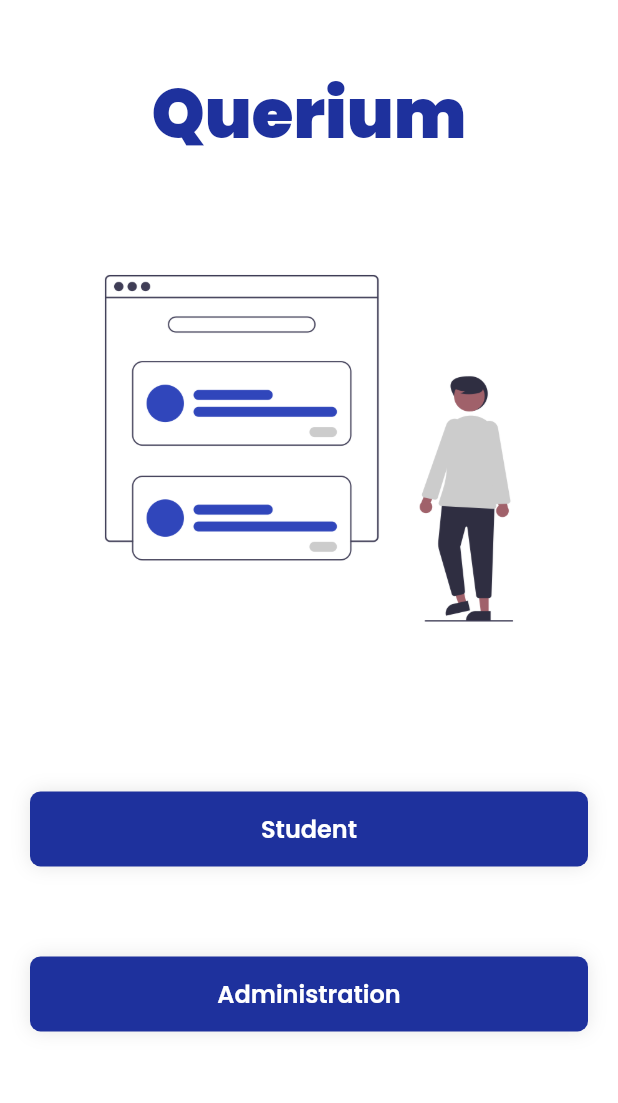
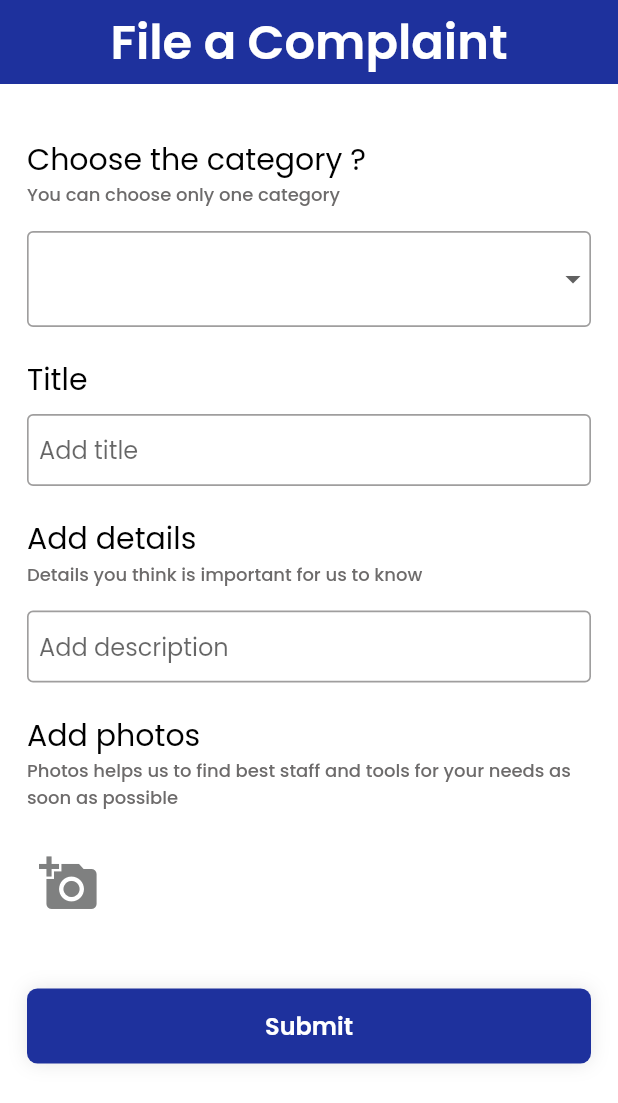
Before and after one commit to Vinayak9307/Querium, a Flutter app: the screen it shows after launch, on a phone screen of 412 x 824 dp. Shown: the top 1103 px of the screen. Run offline on Flutter 3.47's test engine with Material 2 defaults, Android fonts, the phone set to English and light mode, and no system bars; our stand-ins replace cloud_firestore, curved_navigation_bar, dotted_border, firebase_auth, firebase_core, firebase_storage and 4 more; accounts and stored records are empty.

Commit message:
added file complaint page

```diff
--- a/lib/main.dart
+++ b/lib/main.dart
@@ -18,7 +18,15 @@ class App extends StatelessWidget {
 
   @override
   Widget build(BuildContext context) {
-    return MaterialApp(
+    return GestureDetector(
+      onTap: () {
+        FocusScopeNode currentFocus = FocusScope.of(context);
+
+        if (!currentFocus.hasPrimaryFocus) {
+          currentFocus.unfocus();
+        }
+      },
+      child: MaterialApp(
         title: 'Querium',
         routes: {
           '/onBoard': (context) => const OnBoarding(),
@@ -32,6 +40,7 @@ class App extends StatelessWidget {
         ),
         debugShowCheckedModeBanner: false,
         home: const splashView(),
+      ),
     );
   }
 }
--- /dev/null
+++ b/lib/utils/drop_down_items.dart
@@ -0,0 +1,40 @@
+import 'package:flutter/material.dart';
+
+// List<String> categories = [
+//   "Administration",
+//   "Gymkhana",
+//   "General",
+//   "Campus",
+//   "Proctor",
+//   "Tilak Hostel",
+//   "Patel Hostel",
+//   "Malviya Hostel",
+//   "Tandon Hostel",
+//   "P.G. Hostel",
+//   "S.V.B.H",
+//   "Raman Hostel",
+//   "Tagore Hostel",
+//   "D.J. Hostel",
+//   "I.H-B Hostel",
+//   "I.H-A Hostel",
+//   "K.N.G.H",
+// ];
+List<DropdownMenuItem<String>>? categories = const [
+  DropdownMenuItem(value: "Administration", child: Text("Administration"),),
+  DropdownMenuItem(value: "Gymkhana", child: Text("Gymkhana")),
+  DropdownMenuItem(value: "General", child: Text("General")),
+  DropdownMenuItem(value: "Campus", child: Text("Campus")),
+  DropdownMenuItem(value: "Proctor", child: Text("Proctor")),
+  DropdownMenuItem(value: "Tilak Hostel", child: Text("Tilak Hostel")),
+  DropdownMenuItem(value: "Patel Hostel", child: Text("Patel Hostel")),
+  DropdownMenuItem(value: "Malviya Hostel", child: Text("Malviya Hostel")),
+  DropdownMenuItem(value: "Tandon Hostel", child: Text("Tandon Hostel")),
+  DropdownMenuItem(value: "P.G. Hostel", child: Text("P.G. Hostel")),
+  DropdownMenuItem(value: "S.V.B.H", child: Text("S.V.B.H")),
+  DropdownMenuItem(value: "Raman Hostel", child: Text("Raman Hostel")),
+  DropdownMenuItem(value: "Tagore Hostel", child: Text("Tagore Hostel")),
+  DropdownMenuItem(value: "D.J. Hostel", child: Text("D.J. Hostel")),
+  DropdownMenuItem(value: "I.H-B Hostel", child: Text("I.H-B Hostel")),
+  DropdownMenuItem(value: "I.H-A Hostel", child: Text("I.H-A Hostel")),
+  DropdownMenuItem(value: "K.N.G.H", child:Text("K.N.G.H")),
+];
--- a/lib/utils/utils.dart
+++ b/lib/utils/utils.dart
@@ -1,4 +1,7 @@
+import 'dart:typed_data';
+
 import 'package:flutter/material.dart';
+import 'package:image_picker/image_picker.dart';
 
 //show SnackBar
 void showSnackBar(BuildContext context, String text) {
@@ -8,3 +11,12 @@ void showSnackBar(BuildContext context, String text) {
     ),
   );
 }
+
+pickImage(ImageSource imageSource) async {
+  ImagePicker imagePicker = ImagePicker();
+  XFile? xf = await imagePicker.pickImage(source: imageSource);
+
+  if (xf != null) {
+    return await xf.readAsBytes();
+  }
+}
--- /dev/null
+++ b/lib/views/file_complaint.dart
@@ -0,0 +1,363 @@
+import 'dart:io';
+import 'dart:typed_data';
+
+import 'package:cloud_firestore/cloud_firestore.dart';
+import 'package:dotted_border/dotted_border.dart';
+import 'package:firebase_storage/firebase_storage.dart';
+import 'package:flutter/material.dart';
+import 'package:querium/utils/utils.dart';
+import 'package:querium/views/widgets/button_global.dart';
+import 'package:querium/views/widgets/text_field_global.dart';
+import 'package:image_picker/image_picker.dart';
+import '../utils/drop_down_items.dart';
+import '../utils/global_colors.dart';
+
+String? selectedCategory = '';
+String? title = '';
+String? description = '';
+final formKey = GlobalKey<FormState>();
+
+class FileComplaint extends StatefulWidget {
+  const FileComplaint({super.key});
+
+
+
+  @override
+  State<FileComplaint> createState() => _FileComplaintState();
+}
+
+class _FileComplaintState extends State<FileComplaint> {
+  final TextEditingController controller = TextEditingController();
+
+
+  String imageUrl = '';
+  final List<Uint8List> _imgList = [];
+  int _counter = 0;
+  void showImage() async{
+    Uint8List im = await pickImage(ImageSource.gallery);
+    setState(() {
+      _imgList.add(im);
+      _counter++;
+      print(_counter);
+    });
+  }
+
+  @override
+  Widget build(BuildContext context) {
+    return GestureDetector(
+      onTap: () => {
+        FocusScope.of(context).requestFocus(FocusNode())
+      },
+      child: SafeArea(
+        child: Scaffold(
+          appBar: AppBar(
+            backgroundColor: GlobalColor.mainColor,
+            elevation: 0,
+            centerTitle: true,
+            title: const Text(
+            "File a Complaint",
+            style : TextStyle(
+              fontSize: 32,
+              color: Colors.white,
+              fontWeight: FontWeight.w600,
+            ),
+            ),
+          ),
+          body: SingleChildScrollView(
+            child: Form(
+              key: formKey,
+              child: Container(
+                padding: const EdgeInsets.only(left: 18, right: 18),
+                child: Column(
+                  crossAxisAlignment: CrossAxisAlignment.start,
+                  children:  [
+                    const SizedBox(height: 35,),
+                    const Text(
+                      "Choose the category ?",
+                      textAlign: TextAlign.start,
+                      style: TextStyle(
+                        fontSize: 20,
+                        color: Colors.black,
+                        fontWeight: FontWeight.w400,
+                      ),
+                    ),
+                    const Text(
+                      "You can choose only one category",
+                      textAlign: TextAlign.start,
+                      style: TextStyle(
+                        fontSize: 12,
+                        color: Color.fromARGB(255, 109, 107, 107),
+                        fontWeight: FontWeight.w500,
+                      ),
+                    ),
+                    const SizedBox(height: 15,),
+                    DropdownButtonFormField<String>(
+                      items: categories,
+                      menuMaxHeight: 200,
+                      elevation: 0,
+                      decoration: InputDecoration(
+                        focusedErrorBorder: OutlineInputBorder(
+                          borderRadius: BorderRadius.circular(4.0),
+                          borderSide: const BorderSide(
+                            color: Color.fromARGB(255, 159, 158, 158),
+                            width: 1.1,
+                          ),
+                        ),
+                        errorBorder: OutlineInputBorder(
+                          borderRadius: BorderRadius.circular(4.0),
+                          borderSide: const BorderSide(
+                            color: Color.fromARGB(255, 159, 158, 158),
+                            width: 1.1,
+                          ),
+                        ),
+                        enabledBorder: OutlineInputBorder(
+                          borderRadius: BorderRadius.circular(4.0),
+                          borderSide: const BorderSide(
+                            color: Color.fromARGB(255, 159, 158, 158),
+                            width: 1.1,
+                          ),
+                        ),
+                        focusedBorder: OutlineInputBorder(
+                          borderRadius: BorderRadius.circular(4.0),
+                          borderSide: const BorderSide(
+                            color: Color.fromARGB(255, 159, 158, 158),
+                            width: 1.1,
+                          ),
+                        ),
+                      ),
+                      //width: MediaQuery.of(context).size.width*0.91,
+                      validator: (value) => value == null
+                      ? "Please select a category"
+                      : null,
+                      onChanged: (value) {
+                        setState(() {
+                          selectedCategory = value;
+                        });
+                      },
+                    ),
+                    const SizedBox(height: 20,),
+                    const Text(
+                      "Title",
+                      textAlign: TextAlign.start,
+                      style: TextStyle(
+                        fontSize: 20,
+                        color: Colors.black,
+                        fontWeight: FontWeight.w400,
+                      ),
+                    ),
+                    const SizedBox(height: 8,),
+                    TextFormField(
+                      minLines: 1,
+                      maxLines: 4,
+                      validator: (value) {
+                        if (value!.isEmpty) {
+                          return "Title can't be left empty.";
+                        }
+                        return null;
+                      },
+                      onChanged: (value) {
+                        setState(() {
+                          title = value;
+                        });
+                      },
+                      decoration: InputDecoration(
+                        hintText: "Add title",
+                        focusedErrorBorder: OutlineInputBorder(
+                          borderRadius: BorderRadius.circular(4.0),
+                          borderSide: const BorderSide(
+                            color: Color.fromARGB(255, 159, 158, 158),
+                            width: 1.1,
+                          ),
+                        ),
+                        errorBorder: OutlineInputBorder(
+                          borderRadius: BorderRadius.circular(4.0),
+                          borderSide: const BorderSide(
+                            color: Color.fromARGB(255, 159, 158, 158),
+                            width: 1.1,
+                          ),
+                        ),
+                        focusedBorder: OutlineInputBorder(
+                          borderRadius: BorderRadius.circular(4.0),
+                          borderSide: const BorderSide(
+                            color: Color.fromARGB(255, 159, 158, 158),
+                            width: 1.1,
+                          ),
+                        ),
+                        enabledBorder: OutlineInputBorder(
+                          borderRadius: BorderRadius.circular(4.0),
+                          borderSide: const BorderSide(
+                            color: Color.fromARGB(255, 159, 158, 158),
+                            width: 1.1,
+                          ),
+                        ),
+                        contentPadding: const EdgeInsets.only(top: 13, left: 8),
+                      ),
+                    ),
+                    const SizedBox(height: 20,),
+                    const Text(
+                      "Add details",
+                      textAlign: TextAlign.start,
+                      style: TextStyle(
+                        fontSize: 20,
+                        color: Colors.black,
+                        fontWeight: FontWeight.w400,
+                      ),
+                    ),
+                    const Text(
+                      "Details you think is important for us to know",
+                      textAlign: TextAlign.start,
+                      style: TextStyle(
+                        fontSize: 12,
+                        color: Color.fromARGB(255, 109, 107, 107),
+                        fontWeight: FontWeight.w500,
+                      ),
+                    ),
+                    const SizedBox(height: 15,),
+                    TextFormField(
+                      minLines: 1,
+                      maxLines: 4,
+                      validator: (value) {
+                        if (value!.isEmpty) {
+                          return "Description can't be left empty.";
+                        }
+                        return null;
+                      },
+                      onChanged: (value) {
+                        setState(() {
+                          description = value;
+                        });
+                      },
+                      decoration: InputDecoration(
+                        hintText: "Add description",
+                        focusedErrorBorder: OutlineInputBorder(
+                          borderRadius: BorderRadius.circular(4.0),
+                          borderSide: const BorderSide(
+                            color: Color.fromARGB(255, 159, 158, 158),
+                            width: 1.1,
+                          ),
+                        ),
+                        errorBorder: OutlineInputBorder(
+                          borderRadius: BorderRadius.circular(4.0),
+                          borderSide: const BorderSide(
+                            color: Color.fromARGB(255, 159, 158, 158),
+                            width: 1.1,
+                          ),
+                        ),
+                        focusedBorder: OutlineInputBorder(
+                          borderRadius: BorderRadius.circular(4.0),
+                          borderSide: const BorderSide(
+                            color: Color.fromARGB(255, 159, 158, 158),
+                            width: 1.1,
+                          ),
+                        ),
+                        enabledBorder: OutlineInputBorder(
+                          borderRadius: BorderRadius.circular(4.0),
+                          borderSide: const BorderSide(
+                            color: Color.fromARGB(255, 159, 158, 158),
+                            width: 1.1,
+                          ),
+                        ),
+                        contentPadding: const EdgeInsets.only(top: 13, left: 8),
+                      ),
+                    ),
+                    const SizedBox(height: 20,),
+                    const Text(
+                      "Add photos",
+                      textAlign: TextAlign.start,
+                      style: TextStyle(
+                        fontSize: 20,
+                        color: Colors.black,
+                        fontWeight: FontWeight.w400,
+                      ),
+                    ),
+                    const Text(
+                      "Photos helps us to find best staff and tools for your needs as soon as possible",
+                      textAlign: TextAlign.start,
+                      style: TextStyle(
+                        fontSize: 12,
+                        color: Color.fromARGB(255, 109, 107, 107),
+                        fontWeight: FontWeight.w500,
+                      ),
+                    ),
+                    const SizedBox(height: 20,),
+                    Row(
+                      children: [
+                        IconButton(
+                          icon: const Icon(
+                            Icons.add_a_photo,
+                            color: Color.fromRGBO(127, 128, 128, 1),
+                            size: 40.0,
+                          ),
+                          color: Colors.blue,
+                          onPressed: showImage,
+                        ),
+                        const SizedBox(width: 30,),
+                        Column(
+                          children: [
+                            _imgList.isNotEmpty ? CircleAvatar(
+                              radius: 64,
+                              backgroundImage: MemoryImage(_imgList[0]),):Container(),
+                          ],
+                              ),
+                          ],
+                        ),
+                    const SizedBox(height: 50,),
+                    ButtonGlobal(
+                      text: "Submit",
+                      onTap: () async {
+
+                        if (formKey.currentState!.validate()) {
+                          // String itemName = _controllerName.text;
+                          // String itemQuantity = _controllerQuantity.text;
+
+                          //Create a Map of data
+                          Map<String, String> dataToSend = {
+                            // 'name': itemName,
+                            // 'quantity': itemQuantity,
+                            'image': imageUrl,
+                          };
+
+                          //Add a new item
+                        }
+                      },
+                    ),
+                  ],
+                ),
+              ),
+            ),
+          ),
+        ),
+      ),);
+  }
+}
+
+class ImageShow extends StatelessWidget {
+  final String name;
+  final void Function()? delete;
+  const ImageShow({super.key, required this.name, required this.delete});
+
+  @override
+  Widget build(BuildContext context) {
+    return Container(
+      width: (3.5 * MediaQuery.of(context).size.width) / 6,
+      margin: const EdgeInsets.symmetric(vertical: 5.0),
+      padding: const EdgeInsets.only(left: 5.0),
+      color: Colors.grey[300],
+      child: Row(
+        children: <Widget>[
+          const Icon(Icons.image),
+          const SizedBox(
+            width: 3.0,
+          ),
+          Text(name),
+          const Spacer(),
+          IconButton(
+            padding: const EdgeInsets.only(right: 2.0),
+            onPressed: delete,
+            icon: const Icon(Icons.delete),
+          ),
+        ],
+      ),
+    );
+  }
+}
--- a/lib/views/splash_view.dart
+++ b/lib/views/splash_view.dart
@@ -3,6 +3,7 @@ import 'dart:async';
 import 'package:firebase_auth/firebase_auth.dart';
 import 'package:flutter/material.dart';
 import 'package:querium/utils/global_colors.dart';
+import 'package:querium/views/file_complaint.dart';
 import 'package:querium/views/onboarding.dart';
 
 import 'nav_bar.dart';
@@ -47,7 +48,7 @@ class _splashViewState extends State<splashView> {
       () => Navigator.pushReplacement(
         context,
         MaterialPageRoute(
-          builder: (context) => next,
+          builder: (context) => const FileComplaint(),
         ),
       ),
     );
--- a/lib/views/widgets/text_field_global.dart
+++ b/lib/views/widgets/text_field_global.dart
@@ -4,13 +4,13 @@ class TextFormGlobal extends StatefulWidget {
   const TextFormGlobal(
       {super.key,
       required this.controller,
-      required this.text,
+      this.text,
       required this.textInputType,
       required this.obscure,
       this.icon});
 
   final TextEditingController controller;
-  final String text;
+  final String? text;
   final TextInputType textInputType;
   final bool obscure;
   final IconData? icon;
@@ -49,7 +49,8 @@ class _TextFormGlobalState extends State<TextFormGlobal> {
           contentPadding: const EdgeInsets.only(top: 13),
           hintStyle: const TextStyle(
             height: 1,
-            )),
+          )
+        ),
       ),
     );
   }
--- a/pubspec.yaml
+++ b/pubspec.yaml
@@ -40,6 +40,8 @@ dependencies:
     sdk: flutter
   curved_navigation_bar: ^1.0.3
   flutter_svg: ^2.0.4
+  dotted_border: ^2.0.0+3
+  image_picker: ^0.8.7
 
 
   # The following adds the Cupertino Icons font to your application.
```
Also changed, not shown: pubspec.lock, 1 other file. Lines whose indentation alone changed are shown as unchanged.
